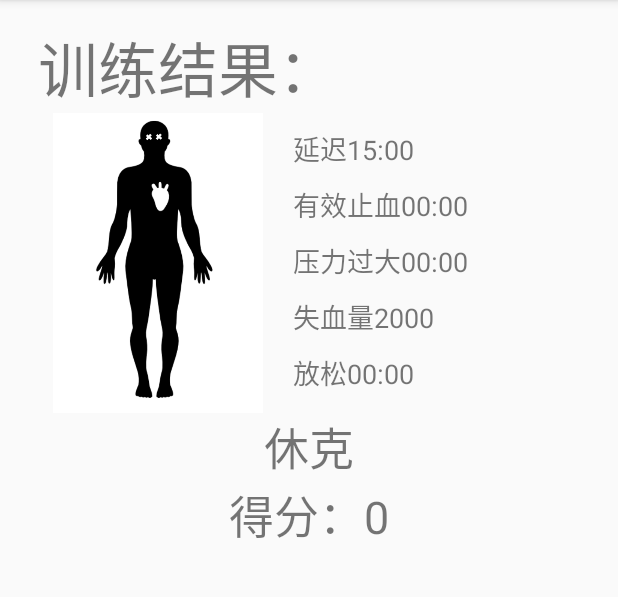
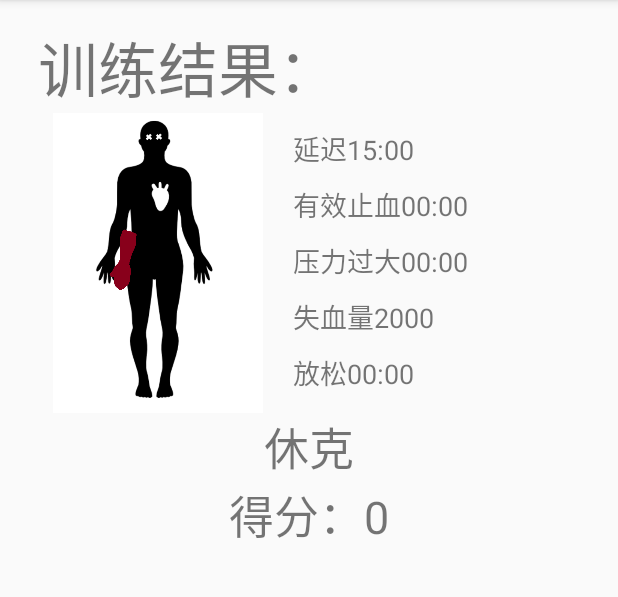
Before and after one commit to Pan-Fengli/MainApp, an Android app: the ResHomeostasis screen opened directly, with no data from a screen before it, on a phone screen of 412 x 824 dp, the part 84-681 px from its top. Run offline under Robolectric (Android 15) with nearby library versions, the phone set to English and light mode, and no system bars.

Commit message:
feat：添加坏死动画以及文字提示

```diff
--- a/app/src/main/res/layout/_res_page.xml
+++ b/app/src/main/res/layout/_res_page.xml
@@ -18,14 +18,41 @@
     android:layout_height="200dp"
     android:orientation="horizontal">
 
+    <androidx.constraintlayout.widget.ConstraintLayout
+        android:layout_width="wrap_content"
+        android:layout_height="wrap_content">
+
         <ImageView
             android:id="@+id/ResImage"
             android:layout_width="180dp"
             android:layout_height="match_parent"
+            android:contentDescription="@string/app_name"
             android:scaleType="fitCenter"
             android:src="@drawable/body"
+            app:layout_constraintBottom_toBottomOf="parent"
+            app:layout_constraintEnd_toEndOf="parent"
+            app:layout_constraintHorizontal_bias="0.5"
+            app:layout_constraintStart_toStartOf="parent"
+            app:layout_constraintTop_toTopOf="parent"
+            tools:visibility="visible" />
+
+        <ImageView
+            android:id="@+id/left_up_broken"
+            android:layout_width="180dp"
+            android:layout_height="match_parent"
             android:contentDescription="@string/app_name"
-         />
+            android:scaleType="fitCenter"
+            android:src="@drawable/left_up_broken"
+            app:layout_constraintBottom_toBottomOf="parent"
+            app:layout_constraintEnd_toEndOf="parent"
+            app:layout_constraintHorizontal_bias="0.5"
+            app:layout_constraintStart_toStartOf="parent"
+            app:layout_constraintTop_toTopOf="parent"
+            tools:visibility="invisible" />
+
+    </androidx.constraintlayout.widget.ConstraintLayout>
+
+
     <LinearLayout
         android:layout_width="match_parent"
         android:layout_height="match_parent"
@@ -71,6 +98,7 @@
             android:paddingTop="10dp"
             />
     </LinearLayout>
+
 </LinearLayout>
     <TextView
         android:id="@+id/_res"
```
Also changed, not shown: app/src/main/java/com/dalab/dalabapp/TrainingPages/ResHomeostasis.java (+16 -2 lines), app/src/main/java/com/dalab/dalabapp/TrainingPages/TrainingBind.java (+7 -2 lines), app/src/main/java/com/dalab/dalabapp/TrainingPages/TrainingHomeostasis.java (+10 -3 lines), app/src/main/res/layout/activity_visualization.xml (+5 -4 lines), app/src/main/res/drawable/left_down_broken.png (added), app/src/main/res/drawable/left_up_broken.png (added), app/src/main/res/drawable/right_down_broken.png (added), app/src/main/res/drawable/right_up_broken.png (added). Lines whose indentation alone changed are shown as unchanged.
